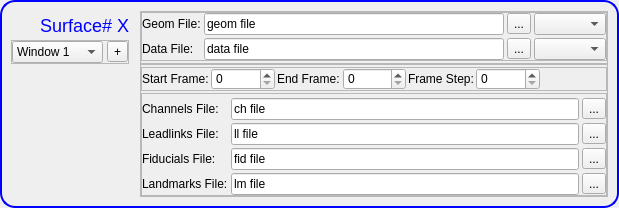
Old version of the form client/forms/FileDialogWidget.ui in the repository SCIInstitute/map3d.
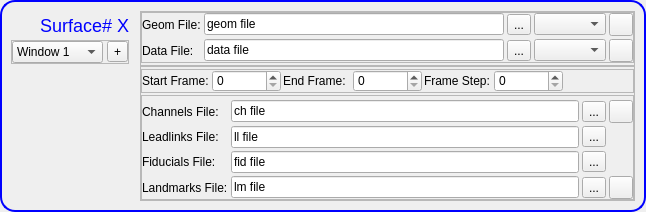
New version of the form. Custom widgets are drawn as their Qt base class.

Commit message: Add a way to save geom files from the FilesDialog

What changed in the file:
```diff
--- a/client/forms/FileDialogWidget.ui
+++ b/client/forms/FileDialogWidget.ui
@@ -6,8 +6,8 @@
    <rect>
     <x>0</x>
     <y>0</y>
-    <width>596</width>
-    <height>196</height>
+    <width>622</width>
+    <height>204</height>
    </rect>
   </property>
   <property name="windowTitle">
@@ -218,7 +218,7 @@
               </property>
              </widget>
             </item>
-            <item row="0" column="4">
+            <item row="0" column="5">
              <widget class="QComboBox" name="geomIndexComboBox"/>
             </item>
             <item row="1" column="0">
@@ -255,7 +255,7 @@
               </property>
              </widget>
             </item>
-            <item row="1" column="4">
+            <item row="1" column="5">
              <widget class="QComboBox" name="dataIndexComboBox"/>
             </item>
             <item row="0" column="0">
@@ -265,6 +265,20 @@
               </property>
              </widget>
             </item>
+            <item row="0" column="6">
+             <widget class="QToolButton" name="geomSaveButton">
+              <property name="text">
+               <string/>
+              </property>
+             </widget>
+            </item>
+            <item row="1" column="6">
+             <widget class="QToolButton" name="dataSaveButton">
+              <property name="text">
+               <string/>
+              </property>
+             </widget>
+            </item>
            </layout>
           </widget>
          </item>
@@ -415,21 +429,21 @@
               </property>
              </widget>
             </item>
-            <item row="1" column="3">
+            <item row="1" column="4">
              <widget class="QToolButton" name="channelsBrowseButton">
               <property name="text">
                <string>...</string>
               </property>
              </widget>
             </item>
-            <item row="2" column="3">
+            <item row="2" column="4">
              <widget class="QToolButton" name="leadlinksBrowseButton">
               <property name="text">
                <string>...</string>
               </property>
              </widget>
             </item>
-            <item row="3" column="3">
+            <item row="3" column="4">
              <widget class="QToolButton" name="fiducialBrowseButton">
               <property name="text">
                <string>...</string>
@@ -450,13 +464,27 @@
               </property>
              </widget>
             </item>
-            <item row="4" column="3">
+            <item row="4" column="4">
              <widget class="QToolButton" name="landmarksBrowseButton">
               <property name="text">
                <string>...</string>
               </property>
              </widget>
             </item>
+            <item row="1" column="5">
+             <widget class="QToolButton" name="channelsSaveButton">
+              <property name="text">
+               <string/>
+              </property>
+             </widget>
+            </item>
+            <item row="4" column="5">
+             <widget class="QToolButton" name="landmarksSaveButton">
+              <property name="text">
+               <string/>
+              </property>
+             </widget>
+            </item>
            </layout>
           </widget>
          </item>
```
The commit also changes 7 other files.
